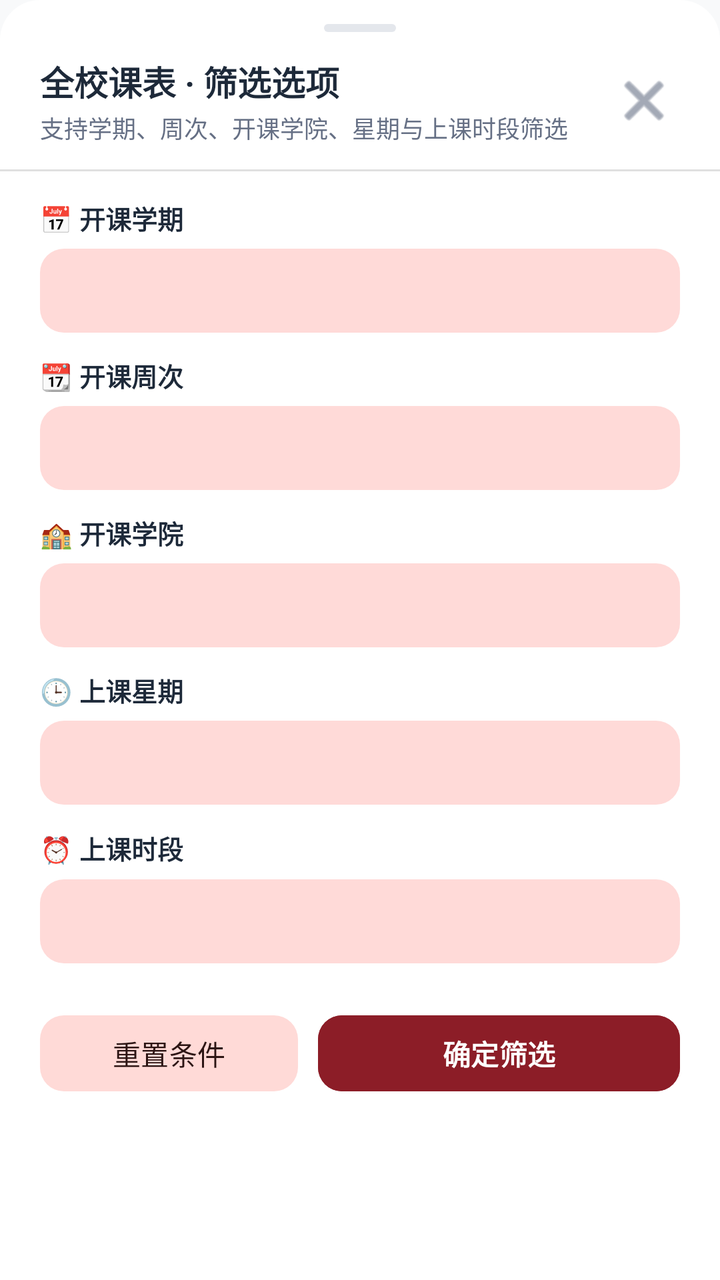
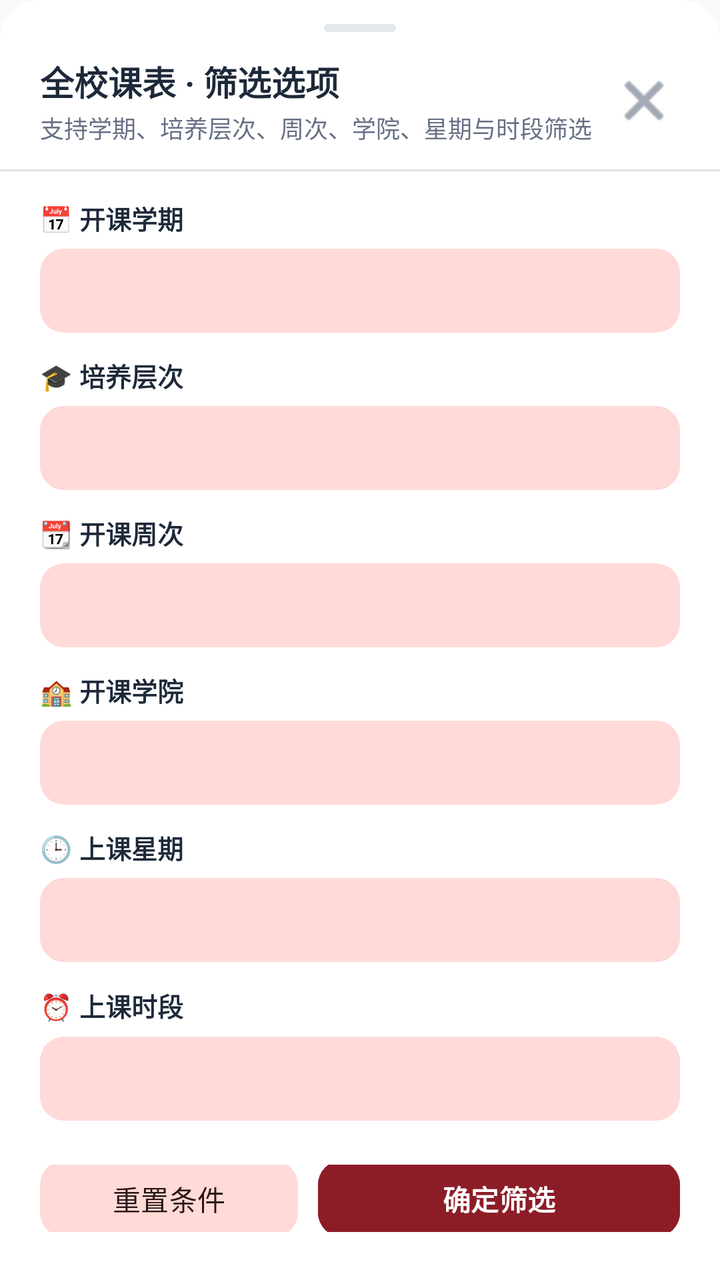

Two renders of the same Android screen: before a commit and after it. Below are the layout's source before the change and the commit's diff.
<!-- AndroidManifest.xml: application theme Theme.UsstJwgl -->
<!-- res/layout/dialog_course_search_filters.xml -->
<?xml version="1.0" encoding="utf-8"?>
<LinearLayout xmlns:android="http://schemas.android.com/apk/res/android"
    xmlns:app="http://schemas.android.com/apk/res-auto"
    android:layout_width="match_parent"
    android:layout_height="wrap_content"
    android:orientation="vertical"
    android:background="@drawable/bottom_sheet_bg"
    android:paddingTop="12dp"
    android:paddingBottom="24dp">

    
    <ImageView
        android:layout_width="36dp"
        android:layout_height="4dp"
        android:layout_gravity="center_horizontal"
        android:layout_marginBottom="12dp"
        android:src="@drawable/drag_handle" />

    
    <LinearLayout
        android:layout_width="match_parent"
        android:layout_height="wrap_content"
        android:gravity="center_vertical"
        android:orientation="horizontal"
        android:paddingHorizontal="20dp"
        android:paddingBottom="12dp">

        <LinearLayout
            android:layout_width="0dp"
            android:layout_height="wrap_content"
            android:layout_weight="1"
            android:orientation="vertical">

            <TextView
                android:layout_width="wrap_content"
                android:layout_height="wrap_content"
                android:text="全校课表 · 筛选选项"
                android:textColor="@color/text_primary"
                android:textSize="17sp"
                android:textStyle="bold" />

            <TextView
                android:layout_width="wrap_content"
                android:layout_height="wrap_content"
                android:layout_marginTop="2dp"
                android:text="支持学期、周次、开课学院、星期与上课时段筛选"
                android:textColor="@color/text_secondary"
                android:textSize="12sp" />
        </LinearLayout>

        <ImageButton
            android:id="@+id/btnCloseFilterDialog"
            android:layout_width="36dp"
            android:layout_height="36dp"
            android:background="?attr/selectableItemBackgroundBorderless"
            android:contentDescription="关闭"
            android:src="@android:drawable/ic_menu_close_clear_cancel"
            app:tint="@color/text_secondary" />
    </LinearLayout>

    <View
        android:layout_width="match_parent"
        android:layout_height="1dp"
        android:background="?android:attr/dividerHorizontal" />

    
    <LinearLayout
        android:layout_width="match_parent"
        android:layout_height="wrap_content"
        android:orientation="vertical"
        android:paddingHorizontal="20dp"
        android:paddingTop="14dp">

        
        <TextView
            android:layout_width="wrap_content"
            android:layout_height="wrap_content"
            android:text="📅 开课学期"
            android:textColor="@color/text_primary"
            android:textSize="13sp"
            android:textStyle="bold" />

        <Spinner
            android:id="@+id/dialogSpinnerSemester"
            android:layout_width="match_parent"
            android:layout_height="42dp"
            android:layout_marginTop="6dp"
            android:layout_marginBottom="12dp"
            android:background="@drawable/badge_bg"
            android:paddingHorizontal="10dp" />

        
        <TextView
            android:layout_width="wrap_content"
            android:layout_height="wrap_content"
            android:text="📆 开课周次"
            android:textColor="@color/text_primary"
            android:textSize="13sp"
            android:textStyle="bold" />

        <Spinner
            android:id="@+id/dialogSpinnerWeek"
            android:layout_width="match_parent"
            android:layout_height="42dp"
            android:layout_marginTop="6dp"
            android:layout_marginBottom="12dp"
            android:background="@drawable/badge_bg"
            android:paddingHorizontal="10dp" />

        
        <TextView
            android:layout_width="wrap_content"
            android:layout_height="wrap_content"
            android:text="🏫 开课学院"
            android:textColor="@color/text_primary"
            android:textSize="13sp"
            android:textStyle="bold" />

        <Spinner
            android:id="@+id/dialogSpinnerCollege"
            android:layout_width="match_parent"
            android:layout_height="42dp"
            android:layout_marginTop="6dp"
            android:layout_marginBottom="12dp"
            android:background="@drawable/badge_bg"
            android:paddingHorizontal="10dp" />

        
        <TextView
            android:layout_width="wrap_content"
            android:layout_height="wrap_content"
            android:text="🕒 上课星期"
            android:textColor="@color/text_primary"
            android:textSize="13sp"
            android:textStyle="bold" />

        <Spinner
            android:id="@+id/dialogSpinnerDay"
            android:layout_width="match_parent"
            android:layout_height="42dp"
            android:layout_marginTop="6dp"
            android:layout_marginBottom="12dp"
            android:background="@drawable/badge_bg"
            android:paddingHorizontal="10dp" />

        
        <TextView
            android:layout_width="wrap_content"
            android:layout_height="wrap_content"
            android:text="⏰ 上课时段"
            android:textColor="@color/text_primary"
            android:textSize="13sp"
            android:textStyle="bold" />

        <Spinner
            android:id="@+id/dialogSpinnerSection"
            android:layout_width="match_parent"
            android:layout_height="42dp"
            android:layout_marginTop="6dp"
            android:layout_marginBottom="16dp"
            android:background="@drawable/badge_bg"
            android:paddingHorizontal="10dp" />

        
        <LinearLayout
            android:layout_width="match_parent"
            android:layout_height="wrap_content"
            android:orientation="horizontal"
            android:gravity="center_vertical"
            android:paddingTop="6dp">

            <com.google.android.material.button.MaterialButton
                android:id="@+id/btnResetFilters"
                style="@style/Widget.Material3.Button.TonalButton"
                android:layout_width="0dp"
                android:layout_height="46dp"
                android:layout_weight="1"
                android:text="重置条件"
                android:textSize="14sp"
                app:cornerRadius="12dp" />

            <com.google.android.material.button.MaterialButton
                android:id="@+id/btnConfirmFilters"
                android:layout_width="0dp"
                android:layout_height="46dp"
                android:layout_marginStart="10dp"
                android:layout_weight="1.4"
                android:backgroundTint="@color/primary"
                android:text="确定筛选"
                android:textColor="#FFFFFF"
                android:textSize="14sp"
                android:textStyle="bold"
                app:cornerRadius="12dp" />
        </LinearLayout>

    </LinearLayout>

</LinearLayout>
<!-- resources referenced by this layout -->
<resources>
  <color name="primary">#8C1D27</color>
  <color name="text_primary">#1D2939</color>
  <color name="text_secondary">#667085</color>
  <!-- drawable badge_bg (drawable) -->
  <?xml version="1.0" encoding="utf-8"?>
  <shape xmlns:android="http://schemas.android.com/apk/res/android"
      android:shape="rectangle">
      <corners android:radius="12dp" />
      <solid android:color="@color/badge_bg" />
  </shape>
  <!-- drawable bottom_sheet_bg (drawable) -->
  <?xml version="1.0" encoding="utf-8"?>
  <shape xmlns:android="http://schemas.android.com/apk/res/android"
      android:shape="rectangle">
      <solid android:color="@color/surface" />
      <corners
          android:topLeftRadius="20dp"
          android:topRightRadius="20dp"
          android:bottomLeftRadius="0dp"
          android:bottomRightRadius="0dp" />
  </shape>
  <!-- drawable drag_handle (drawable) -->
  <?xml version="1.0" encoding="utf-8"?>
  <shape xmlns:android="http://schemas.android.com/apk/res/android">
      <solid android:color="@color/border" />
      <corners android:radius="2dp" />
  </shape>
  <style name="Theme.UsstJwgl" parent="Theme.Material3.DayNight.NoActionBar">
          <item name="colorPrimary">@color/primary</item>
          <item name="colorOnPrimary">@color/on_primary</item>
          <item name="colorPrimaryContainer">@color/primary_container</item>
          <item name="colorOnPrimaryContainer">@color/on_primary_container</item>
  
          <item name="colorSecondary">@color/secondary</item>
          <item name="colorSecondaryContainer">@color/secondary_container</item>
          <item name="colorOnSecondaryContainer">@color/on_secondary_container</item>
  
          <item name="android:statusBarColor">@android:color/transparent</item>
          <item name="android:windowLightStatusBar">true</item>
          <item name="android:navigationBarColor">@android:color/transparent</item>
          <item name="android:windowLightNavigationBar" tools:targetApi="o_mr1">true</item>
          <item name="android:windowBackground">@color/background</item>
  
          
          <item name="bottomNavigationStyle">@style/Widget.Material3.BottomNavigationView</item>
  
          
          <item name="materialCardViewStyle">@style/Widget.Material3.CardView.Outlined</item>
      </style>
  <color name="badge_bg">#FFDAD8</color>
  <color name="surface">#FFFFFF</color>
  <color name="border">#E4E7EC</color>
  <color name="on_primary">#FFFFFF</color>
  <color name="primary_container">#FFDAD8</color>
  <color name="on_primary_container">#3B080E</color>
  <color name="secondary">#775654</color>
  <color name="secondary_container">#FFDAD7</color>
  <color name="on_secondary_container">#2C1514</color>
  <color name="background">#F8F9FA</color>
</resources>

<!-- the commit's change to res/layout/dialog_course_search_filters.xml (unified diff, before → after) -->
@@ -43,7 +43,7 @@
                 android:layout_width="wrap_content"
                 android:layout_height="wrap_content"
                 android:layout_marginTop="2dp"
-                android:text="支持学期、周次、开课学院、星期与上课时段筛选"
+                android:text="支持学期、培养层次、周次、学院、星期与时段筛选"
                 android:textColor="@color/text_secondary"
                 android:textSize="12sp" />
         </LinearLayout>
@@ -82,6 +82,24 @@
 
         <Spinner
             android:id="@+id/dialogSpinnerSemester"
+            android:layout_width="match_parent"
+            android:layout_height="42dp"
+            android:layout_marginTop="6dp"
+            android:layout_marginBottom="12dp"
+            android:background="@drawable/badge_bg"
+            android:paddingHorizontal="10dp" />
+
+        
+        <TextView
+            android:layout_width="wrap_content"
+            android:layout_height="wrap_content"
+            android:text="🎓 培养层次"
+            android:textColor="@color/text_primary"
+            android:textSize="13sp"
+            android:textStyle="bold" />
+
+        <Spinner
+            android:id="@+id/dialogSpinnerLevel"
             android:layout_width="match_parent"
             android:layout_height="42dp"
             android:layout_marginTop="6dp"
